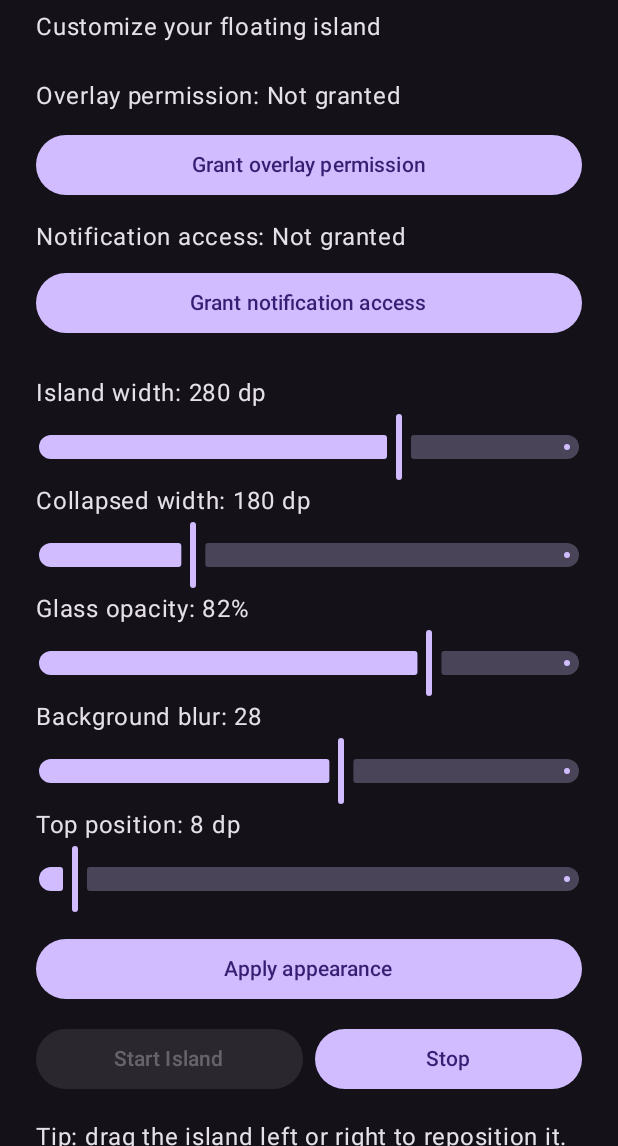
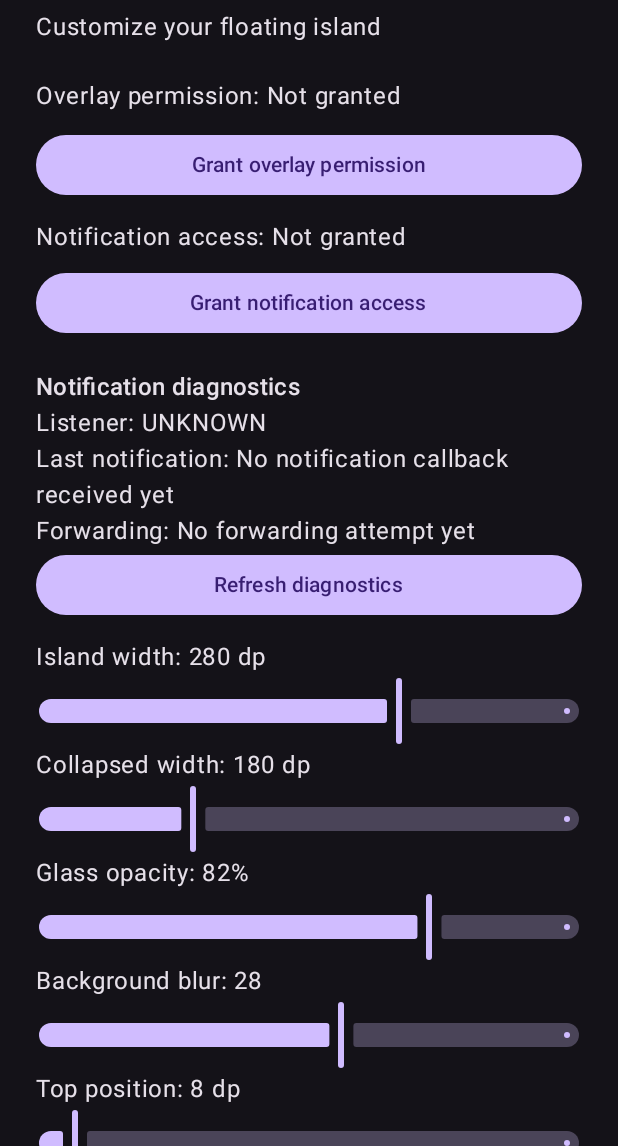
Before and after one commit to rakeshralh45-ops/dynamic-island-v3, an Android app built with Jetpack Compose: the screen it shows after launch (MainActivity), on a phone screen of 412 x 824 dp, the part 90-1236 px from its top. Run offline under Robolectric (Android 15) with nearby library versions, the phone set to English and light mode, and no system bars.

Commit message:
Show notification pipeline diagnostics in app

```diff
--- a/app/src/main/java/com/jerry/dynamicisland/MainActivity.kt
+++ b/app/src/main/java/com/jerry/dynamicisland/MainActivity.kt
@@ -40,6 +40,7 @@ class MainActivity : ComponentActivity() {
     private var glassOpacity by mutableStateOf(82f)
     private var blurStrength by mutableStateOf(28f)
     private var topOffset by mutableStateOf(8f)
+    private var diagnostics by mutableStateOf("No notification test recorded yet.")
 
     private val notificationPermission = registerForActivityResult(
         ActivityResultContracts.RequestPermission()
@@ -49,6 +50,7 @@ class MainActivity : ComponentActivity() {
         super.onCreate(savedInstanceState)
         refreshPermission()
         loadSettings()
+        loadDiagnostics()
 
         if (Build.VERSION.SDK_INT >= 33) {
             notificationPermission.launch(Manifest.permission.POST_NOTIFICATIONS)
@@ -100,7 +102,15 @@ class MainActivity : ComponentActivity() {
                             modifier = Modifier.fillMaxWidth()
                         ) { Text("Grant notification access") }
 
-                        Spacer(Modifier.height(24.dp))
+                        Spacer(Modifier.height(20.dp))
+                        Text("Notification diagnostics", style = MaterialTheme.typography.titleMedium)
+                        Text(diagnostics)
+                        Button(
+                            onClick = { loadDiagnostics() },
+                            modifier = Modifier.fillMaxWidth()
+                        ) { Text("Refresh diagnostics") }
+
+                        Spacer(Modifier.height(12.dp))
                         Text("Island width: ${islandWidth.toInt()} dp")
                         Slider(
                             value = islandWidth,
@@ -166,6 +176,15 @@ class MainActivity : ComponentActivity() {
     override fun onResume() {
         super.onResume()
         refreshPermission()
+        loadDiagnostics()
+    }
+
+    private fun loadDiagnostics() {
+        val prefs = getSharedPreferences(PREFS, MODE_PRIVATE)
+        val listener = prefs.getString(KEY_DEBUG_LISTENER, "UNKNOWN")
+        val seen = prefs.getString(KEY_DEBUG_LAST_SEEN, "No notification callback received yet")
+        val forwarded = prefs.getString(KEY_DEBUG_LAST_FORWARD, "No forwarding attempt yet")
+        diagnostics = "Listener: $listener\nLast notification: $seen\nForwarding: $forwarded"
     }
 
     private fun refreshPermission() {
@@ -219,5 +238,9 @@ class MainActivity : ComponentActivity() {
         const val KEY_OPACITY = "glass_opacity"
         const val KEY_BLUR = "blur_strength"
         const val KEY_TOP = "top_offset"
+        const val KEY_DEBUG_LISTENER = "debug_listener"
+        const val KEY_DEBUG_LAST_SEEN = "debug_last_seen"
+        const val KEY_DEBUG_LAST_SEEN_AT = "debug_last_seen_at"
+        const val KEY_DEBUG_LAST_FORWARD = "debug_last_forward"
     }
 }
```
